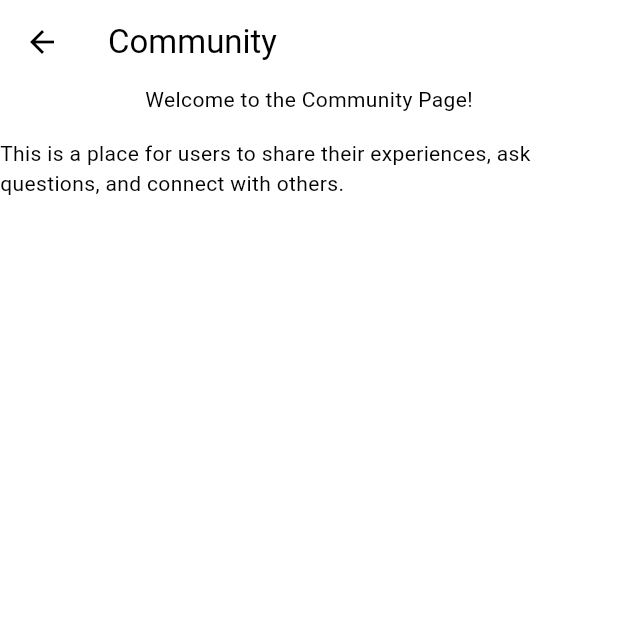
After one commit to HarmonyHackers/MindCare-Flutter, a Flutter app: the CommunityScreen screen opened directly, on a phone screen of 412 x 824 dp, the top half of it. The commit adds this screen. Run offline on Flutter 3.47's test engine with Material 3 defaults, Android fonts, the phone set to English and light mode, and no system bars; our stand-ins replace google_fonts, responsive_sizer; Roboto replaces fonts that are missing (Poppins).

```diff
--- /dev/null
+++ b/lib/screens/community_screen.dart
@@ -0,0 +1,24 @@
+import 'package:flutter/material.dart';
+
+class CommunityScreen extends StatelessWidget {
+  const CommunityScreen({super.key});
+
+  @override
+  Widget build(BuildContext context) {
+    return Scaffold(
+      appBar: AppBar(
+        title: const Text('Community'),
+      ),
+      body: const Center(
+        child: Column(
+          children: [
+            Text('Welcome to the Community Page!'),
+            SizedBox(height: 16),
+            Text(
+                'This is a place for users to share their experiences, ask questions, and connect with others.'),
+          ],
+        ),
+      ),
+    );
+  }
+}
--- a/pubspec.yaml
+++ b/pubspec.yaml
@@ -14,6 +14,7 @@ dependencies:
   google_fonts: ^6.2.1
   responsive_sizer: ^3.3.1
   path_provider: ^2.0.15
+  url_launcher: ^6.3.1
 
 dev_dependencies:
   flutter_test:
```
Also changed, not shown: lib/screens/chat_screen.dart (added, +32 -0 lines), lib/screens/home_screen.dart (+36 -1 lines), lib/screens/meditation_screen.dart (added, +17 -0 lines), pubspec.lock, 1 other file.
